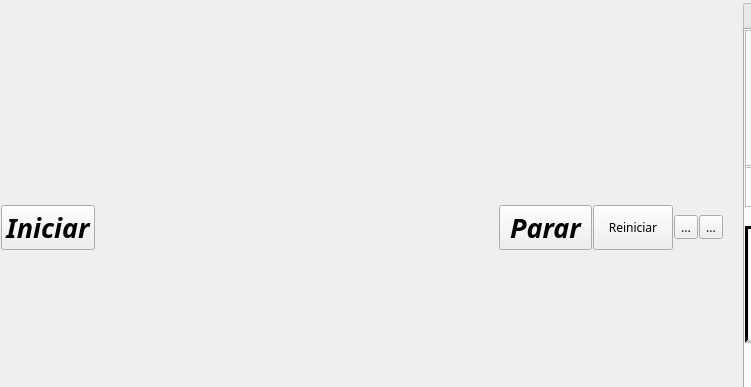
Before: the Qt Designer form qsstv/qsstv/mainwidgets/rxwidget.ui in rafael2k/fonias_digital, drawn with Qt 5; both pictures show x 0 to 751 and y 0 to 387 of the 1004 by 660 pixel window.
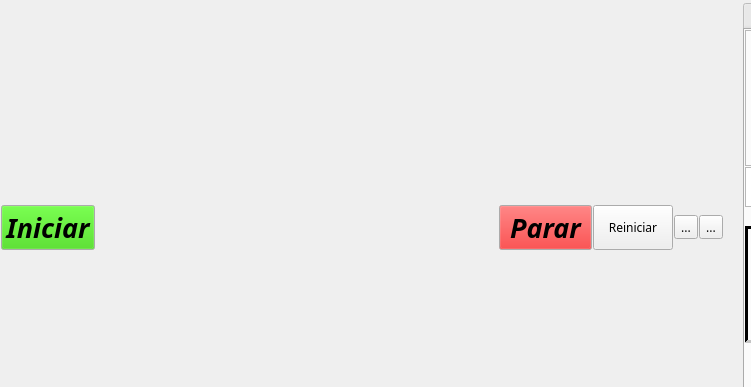
After: the same form once the commit is applied. Icons and pictures are not drawn. Custom widgets are drawn as their Qt base class.

Commit message: paint some buttons green and red.

```diff
--- a/qsstv/qsstv/mainwidgets/rxwidget.ui
+++ b/qsstv/qsstv/mainwidgets/rxwidget.ui
@@ -58,6 +58,45 @@
              <verstretch>0</verstretch>
             </sizepolicy>
            </property>
+
+         <property name="palette">
+          <palette>
+           <active>
+            <colorrole role="Button">
+             <brush brushstyle="SolidPattern">
+              <color alpha="255">
+               <red>48</red>
+               <green>208</green>
+               <blue>0</blue>
+              </color>
+             </brush>
+            </colorrole>
+           </active>
+           <inactive>
+            <colorrole role="Button">
+             <brush brushstyle="SolidPattern">
+              <color alpha="255">
+               <red>48</red>
+               <green>208</green>
+               <blue>0</blue>
+              </color>
+             </brush>
+            </colorrole>
+           </inactive>
+           <disabled>
+            <colorrole role="Button">
+             <brush brushstyle="SolidPattern">
+              <color alpha="255">
+               <red>48</red>
+               <green>208</green>
+               <blue>0</blue>
+              </color>
+             </brush>
+            </colorrole>
+           </disabled>
+          </palette>
+         </property>
+
            <property name="font">
             <font>
              <pointsize>20</pointsize>
@@ -102,6 +141,45 @@
              <verstretch>0</verstretch>
             </sizepolicy>
            </property>
+
+         <property name="palette">
+          <palette>
+           <active>
+            <colorrole role="Button">
+             <brush brushstyle="SolidPattern">
+              <color alpha="255">
+               <red>241</red>
+               <green>7</green>
+               <blue>7</blue>
+              </color>
+             </brush>
+            </colorrole>
+           </active>
+           <inactive>
+            <colorrole role="Button">
+             <brush brushstyle="SolidPattern">
+              <color alpha="255">
+               <red>241</red>
+               <green>7</green>
+               <blue>7</blue>
+              </color>
+             </brush>
+            </colorrole>
+           </inactive>
+           <disabled>
+            <colorrole role="Button">
+             <brush brushstyle="SolidPattern">
+              <color alpha="255">
+               <red>241</red>
+               <green>7</green>
+               <blue>7</blue>
+              </color>
+             </brush>
+            </colorrole>
+           </disabled>
+          </palette>
+         </property>
+
            <property name="font">
             <font>
              <pointsize>20</pointsize>
```
The commit also changes 2 other files.
